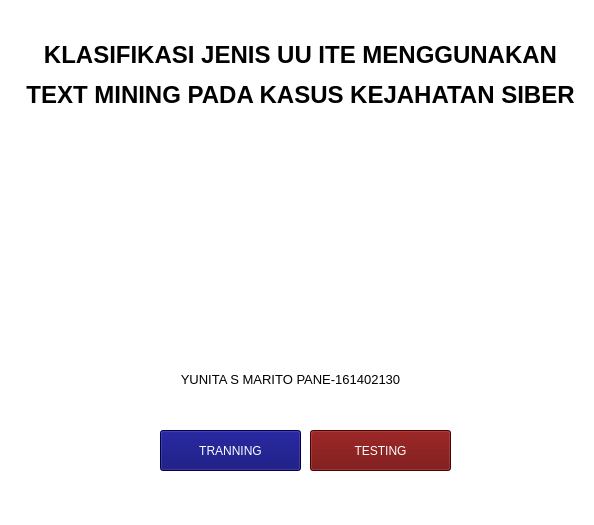
This is Program/.ui/INDEX.ui in yunitasmarito/klasifikasi-text-with-svm as Qt 5 draws it before an edit. The edited form follows.
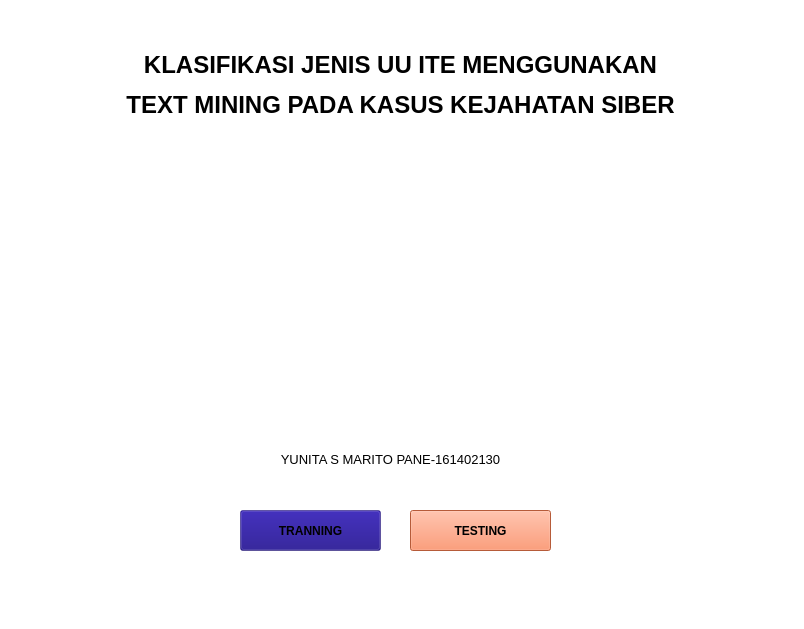
This is the edited form. Icons and pictures are not drawn.

What changed in the file:
```diff
--- a/Program/.ui/INDEX.ui
+++ b/Program/.ui/INDEX.ui
@@ -6,8 +6,8 @@
    <rect>
     <x>0</x>
     <y>0</y>
-    <width>594</width>
-    <height>525</height>
+    <width>804</width>
+    <height>629</height>
    </rect>
   </property>
   <property name="windowTitle">
@@ -18,8 +18,8 @@
     <rect>
      <x>0</x>
      <y>-10</y>
-     <width>601</width>
-     <height>601</height>
+     <width>811</width>
+     <height>641</height>
     </rect>
    </property>
    <property name="styleSheet">
@@ -30,8 +30,8 @@
     <property name="geometry">
      <rect>
       <x>10</x>
-      <y>40</y>
-      <width>581</width>
+      <y>50</y>
+      <width>781</width>
       <height>91</height>
      </rect>
     </property>
@@ -42,27 +42,11 @@
      <string>&lt;html&gt;&lt;head/&gt;&lt;body&gt;&lt;p align=&quot;center&quot;&gt;&lt;span style=&quot; font-size:18pt; font-weight:600;&quot;&gt;KLASIFIKASI JENIS UU ITE MENGGUNAKAN&lt;/span&gt;&lt;/p&gt;&lt;p align=&quot;center&quot;&gt;&lt;span style=&quot; font-size:18pt; font-weight:600;&quot;&gt;TEXT MINING PADA KASUS KEJAHATAN SIBER&lt;/span&gt;&lt;/p&gt;&lt;/body&gt;&lt;/html&gt;</string>
     </property>
    </widget>
-   <widget class="QLabel" name="label_2">
-    <property name="geometry">
-     <rect>
-      <x>-10</x>
-      <y>180</y>
-      <width>611</width>
-      <height>141</height>
-     </rect>
-    </property>
-    <property name="styleSheet">
-     <string notr="true">image: url(:/newPrefix/LOGO.png);</string>
-    </property>
-    <property name="text">
-     <string/>
-    </property>
-   </widget>
    <widget class="QLabel" name="label_3">
     <property name="geometry">
      <rect>
-      <x>-10</x>
-      <y>380</y>
+      <x>90</x>
+      <y>460</y>
       <width>601</width>
       <height>20</height>
      </rect>
@@ -77,17 +61,14 @@
    <widget class="QPushButton" name="pushButton">
     <property name="geometry">
      <rect>
-      <x>160</x>
-      <y>440</y>
+      <x>240</x>
+      <y>520</y>
       <width>141</width>
       <height>41</height>
      </rect>
     </property>
     <property name="styleSheet">
-     <string notr="true">font: 12pt &quot;Tw Cen MT&quot;;
-color:white;
-background:#00006d;
-</string>
+     <string notr="true">font: 12pt &quot;Tw Cen MT&quot;;color:black;background:#70130180; font-weight: bold;</string>
     </property>
     <property name="text">
      <string>TRANNING</string>
@@ -96,22 +77,36 @@
    <widget class="QPushButton" name="pushButton_2">
     <property name="geometry">
      <rect>
-      <x>310</x>
-      <y>440</y>
+      <x>410</x>
+      <y>520</y>
       <width>141</width>
       <height>41</height>
      </rect>
     </property>
     <property name="styleSheet">
-     <string notr="true">font: 12pt &quot;Tw Cen MT&quot;;
-color:white;
-background:#6c0000;
+     <string notr="true">font: 12pt &quot;Tw Cen MT&quot;; color:black; background:#ff7f50;font-weight: bold;
 </string>
     </property>
     <property name="text">
      <string>TESTING</string>
     </property>
    </widget>
+   <widget class="QLabel" name="label_2">
+    <property name="geometry">
+     <rect>
+      <x>260</x>
+      <y>220</y>
+      <width>301</width>
+      <height>181</height>
+     </rect>
+    </property>
+    <property name="styleSheet">
+     <string notr="true">image:url(:/newPrefix/loggg.png)</string>
+    </property>
+    <property name="text">
+     <string/>
+    </property>
+   </widget>
   </widget>
  </widget>
  <resources>
```
